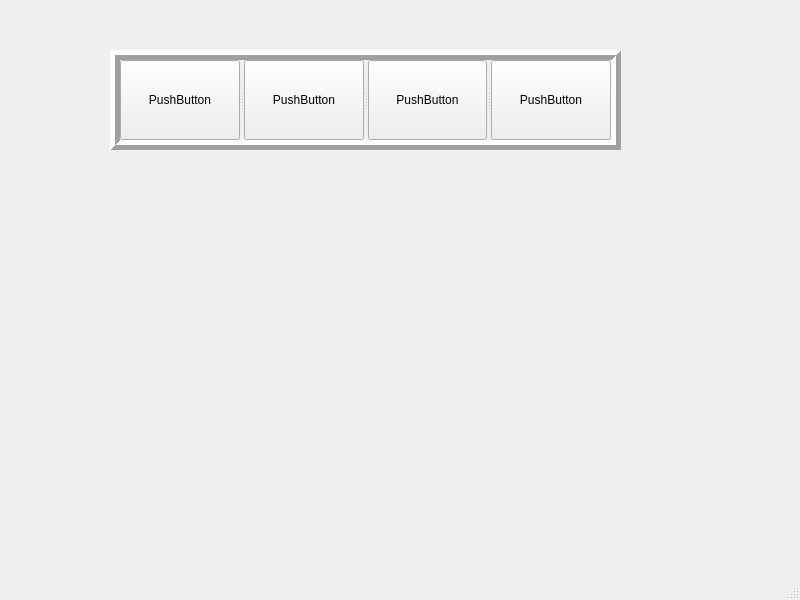
Old version of the form source/2022.04.29/mysplitter/mywidget.ui in the repository forestfsl/QtCreator.
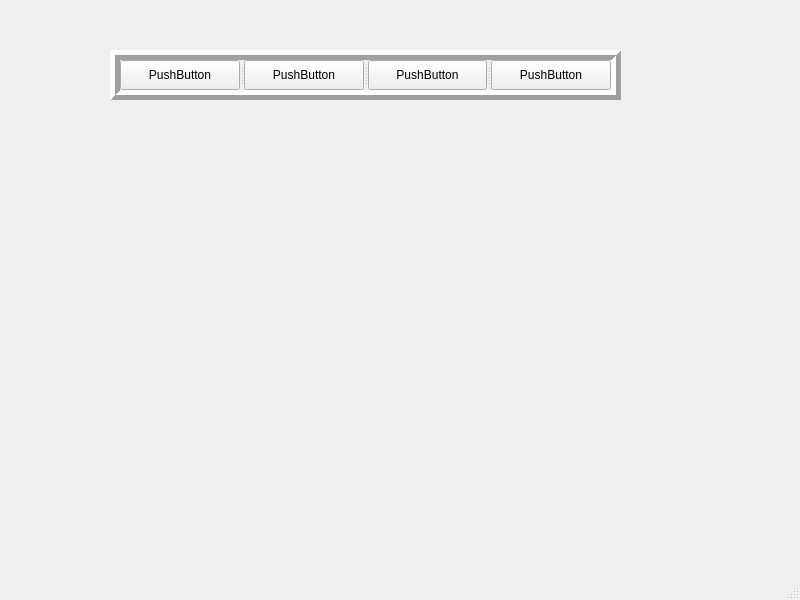
New version of the form.

The edit to the form file:
```diff
--- a/source/2022.04.29/mysplitter/mywidget.ui
+++ b/source/2022.04.29/mysplitter/mywidget.ui
@@ -20,19 +20,19 @@
       <x>110</x>
       <y>50</y>
       <width>511</width>
-      <height>100</height>
+      <height>50</height>
      </rect>
     </property>
     <property name="minimumSize">
      <size>
       <width>0</width>
-      <height>100</height>
+      <height>50</height>
      </size>
     </property>
     <property name="maximumSize">
      <size>
       <width>16777215</width>
-      <height>100</height>
+      <height>50</height>
      </size>
     </property>
     <property name="frameShape">
```
